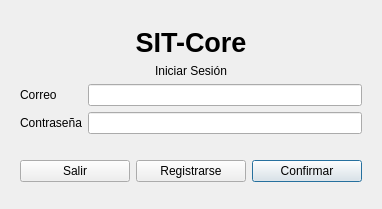
Qt form src/view/login.ui (R0otDrigo/SIT-Core) before a commit.
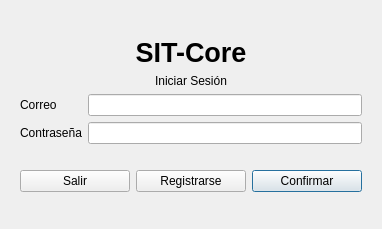
The same form after that commit.

Diff of the .ui file:
```diff
--- a/src/view/login.ui
+++ b/src/view/login.ui
@@ -2,6 +2,14 @@
 <ui version="4.0">
  <class>Login</class>
  <widget class="QWidget" name="Login">
+  <property name="geometry">
+   <rect>
+    <x>0</x>
+    <y>0</y>
+    <width>378</width>
+    <height>229</height>
+   </rect>
+  </property>
   <property name="windowTitle">
    <string>Iniciar Sesión</string>
   </property>
@@ -11,6 +19,12 @@
      <property name="orientation">
       <enum>Qt::Orientation::Vertical</enum>
      </property>
+     <property name="sizeHint" stdset="0">
+      <size>
+       <width>0</width>
+       <height>0</height>
+      </size>
+     </property>
     </spacer>
    </item>
    <item alignment="Qt::AlignmentFlag::AlignHCenter">
@@ -122,6 +136,12 @@
      <property name="orientation">
       <enum>Qt::Orientation::Vertical</enum>
      </property>
+     <property name="sizeHint" stdset="0">
+      <size>
+       <width>0</width>
+       <height>0</height>
+      </size>
+     </property>
     </spacer>
    </item>
   </layout>
```
